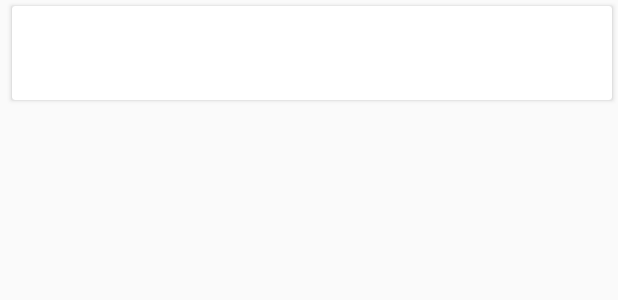
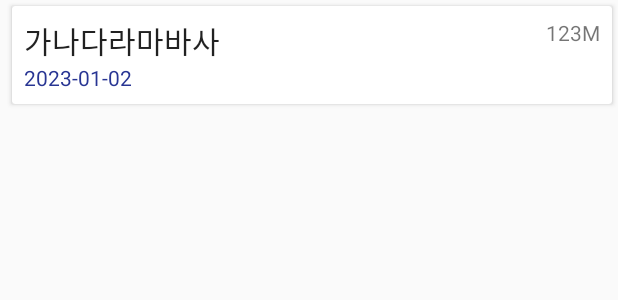
Before and after one commit to Hyuck9/KakaoAnalyzer, an Android app: the layout chat_list_item.xml on its own in the app's theme, with its tools: preview values and no code run, on a phone screen of 412 x 824 dp. Shown: the top 300 px of the screen. Run offline under Robolectric (Android 15) with nearby library versions, the phone set to English and light mode, and no system bars.

Commit message:
chat items tools

```diff
--- a/app/src/main/res/layout/chat_list_item.xml
+++ b/app/src/main/res/layout/chat_list_item.xml
@@ -1,7 +1,9 @@
 <?xml version="1.0" encoding="utf-8"?>
-<layout xmlns:android="http://schemas.android.com/apk/res/android">
+<layout xmlns:android="http://schemas.android.com/apk/res/android"
+    xmlns:tools="http://schemas.android.com/tools">
 
     <data>
+
         <variable
             name="chat"
             type="me.hyuck.kakaoanalyzer.db.entity.Chat" />
@@ -14,15 +16,15 @@
     <androidx.cardview.widget.CardView
         android:layout_width="match_parent"
         android:layout_height="wrap_content"
-        android:onClick="@{() -> callback.OnItemClick(chat)}"
-        android:longClickable="true"
         android:layout_marginStart="8dp"
         android:layout_marginTop="4dp"
         android:layout_marginEnd="4dp"
         android:layout_marginBottom="8dp"
+        android:clickable="true"
+        android:focusable="true"
         android:foreground="?android:attr/selectableItemBackground"
-        android:clickable="true"
-        android:focusable="true">
+        android:longClickable="true"
+        android:onClick="@{() -> callback.OnItemClick(chat)}">
 
         <RelativeLayout
             android:layout_width="wrap_content"
@@ -38,7 +40,8 @@
                 android:ellipsize="end"
                 android:maxLines="1"
                 android:text="@{chat.title}"
-                android:textAppearance="@style/TextAppearance.AppCompat.Title" />
+                android:textAppearance="@style/TextAppearance.AppCompat.Title"
+                tools:text="가나다라마바사" />
 
             <TextView
                 android:id="@+id/text_view_size"
@@ -46,7 +49,8 @@
                 android:layout_height="wrap_content"
                 android:layout_alignParentEnd="true"
                 android:text="@{chat.size}"
-                android:textAppearance="@style/TextAppearance.AppCompat.Small" />
+                android:textAppearance="@style/TextAppearance.AppCompat.Small"
+                tools:text="123M" />
 
 
             <TextView
@@ -55,7 +59,8 @@
                 android:layout_height="wrap_content"
                 android:layout_below="@id/text_view_title"
                 android:text="@{chat.date}"
-                android:textColor="@color/colorAccent" />
+                android:textColor="@color/colorAccent"
+                tools:text="2023-01-02" />
 
         </RelativeLayout>
     </androidx.cardview.widget.CardView>
```
